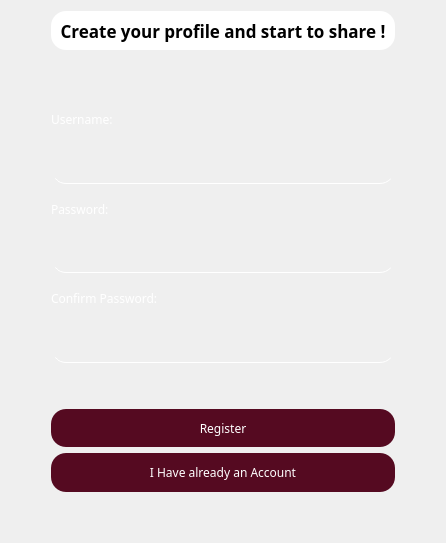
Old version of the form Login/registrationdialog.ui in the repository cosimo265598/Edilive.
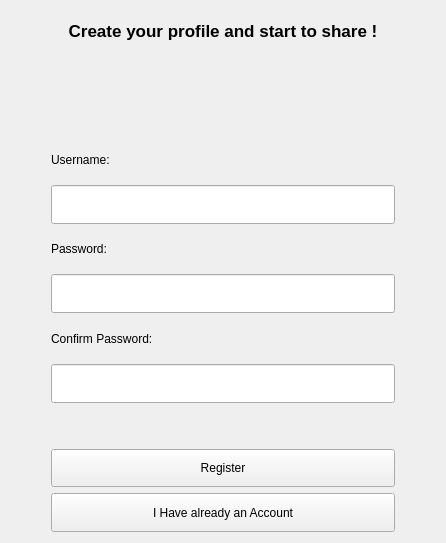
New version of the form.

The edit to the form file:
```diff
--- a/Login/registrationdialog.ui
+++ b/Login/registrationdialog.ui
@@ -22,70 +22,6 @@
   <property name="windowTitle">
    <string>Form</string>
   </property>
-  <property name="styleSheet">
-   <string notr="true">QPushButton{
-background: #550A21;
-border-radius: 15px;
-color:white;
-}
-
-QLabel#passwordLabel{
-color:white;
-background: transparent;
-}
-
-QLabel#password{
-color:white;
-background: transparent;
-}
-
-QLabel#username{
-color:white;
-background: transparent;
-}
-
-QLabel#usernameLabel{
-color:white;
-background: transparent;
-}
-
-QLabel#confirmPasswordLabel{
-color:white;
-background: transparent;
-}
-
-QLabel#errorMessage{
-background: transparent;
-}
-
-QLabel#label{
-background: white;
-}
-
-QPushButton:hover{
-color:#333;
-border-radius:15px;
-background: #49abff;
-}
-
-
-QLineEdit{
-background: transparent;
-border:none;
-color:#717072;
-border-bottom:1px solid white;
-}
-
-*{
-font-family: century gothic;
-font-size:24 px;
-
-}
-
-QWidget{
-border-radius:15px;
-}</string>
-  </property>
   <layout class="QHBoxLayout" name="horizontalLayout">
    <item>
     <spacer name="horizontalSpacer">
@@ -109,7 +45,6 @@
       <widget class="QLabel" name="label">
        <property name="font">
         <font>
-         <family>century gothic</family>
          <pointsize>13</pointsize>
          <weight>75</weight>
          <bold>true</bold>
@@ -148,6 +83,22 @@
        </property>
       </widget>
      </item>
+     <item>
+      <spacer name="verticalSpacer">
+       <property name="orientation">
+        <enum>Qt::Vertical</enum>
+       </property>
+       <property name="sizeType">
+        <enum>QSizePolicy::Maximum</enum>
+       </property>
+       <property name="sizeHint" stdset="0">
+        <size>
+         <width>20</width>
+         <height>40</height>
+        </size>
+       </property>
+      </spacer>
+     </item>
      <item>
       <widget class="QLabel" name="usernameLabel">
        <property name="text">
@@ -214,7 +165,7 @@
         <enum>Qt::Vertical</enum>
        </property>
        <property name="sizeType">
-        <enum>QSizePolicy::Maximum</enum>
+        <enum>QSizePolicy::Minimum</enum>
        </property>
        <property name="sizeHint" stdset="0">
         <size>
@@ -236,7 +187,7 @@
         <string/>
        </property>
        <property name="autoFillBackground">
-        <bool>false</bool>
+        <bool>true</bool>
        </property>
        <property name="text">
         <string>Register</string>
@@ -246,7 +197,7 @@
      <item>
       <widget class="QPushButton" name="pushButton_alreadyAnAccount">
        <property name="sizePolicy">
-        <sizepolicy hsizetype="Minimum" vsizetype="Preferred">
+        <sizepolicy hsizetype="MinimumExpanding" vsizetype="Preferred">
          <horstretch>0</horstretch>
          <verstretch>0</verstretch>
         </sizepolicy>
@@ -256,22 +207,6 @@
        </property>
       </widget>
      </item>
-     <item>
-      <spacer name="verticalSpacer_3">
-       <property name="orientation">
-        <enum>Qt::Vertical</enum>
-       </property>
-       <property name="sizeType">
-        <enum>QSizePolicy::Maximum</enum>
-       </property>
-       <property name="sizeHint" stdset="0">
-        <size>
-         <width>20</width>
-         <height>40</height>
-        </size>
-       </property>
-      </spacer>
-     </item>
     </layout>
    </item>
    <item>
```
